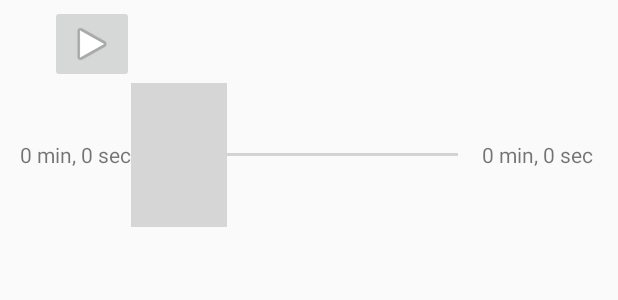
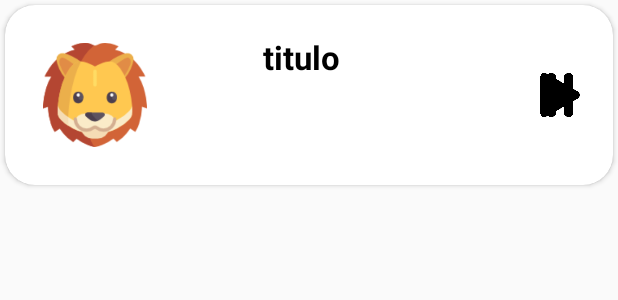
Before and after one commit to urielCirilo/ADormirBebe, an Android app: the layout audio_item.xml on its own in the app's theme, with its tools: preview values and no code run, on a phone screen of 412 x 824 dp. Shown: the top 300 px of the screen. Run offline under Robolectric (Android 15) with nearby library versions, the phone set to English and light mode, and no system bars.

Commit message:
Resolucion de error en play button

```diff
--- a/app/build.gradle
+++ b/app/build.gradle
@@ -55,6 +55,10 @@ dependencies {
     implementation 'androidx.navigation:navigation-ui-ktx:2.3.3'
 
 
+    implementation 'com.xwray:groupie:2.0.3'
+    implementation 'com.google.android.exoplayer:exoplayer:2.9.6'
+    implementation 'com.intuit.sdp:sdp-android:1.0.6'
+
 
 
 }
--- a/app/src/main/res/layout/audio_item.xml
+++ b/app/src/main/res/layout/audio_item.xml
@@ -1,36 +1,73 @@
 <?xml version="1.0" encoding="utf-8"?>
-<LinearLayout xmlns:android="http://schemas.android.com/apk/res/android"
+<androidx.cardview.widget.CardView xmlns:android="http://schemas.android.com/apk/res/android"
+    xmlns:app="http://schemas.android.com/apk/res-auto"
     android:orientation="vertical"
     android:layout_margin="@dimen/_3sdp"
     android:layout_width="match_parent"
     android:layout_height="wrap_content"
+    app:cardCornerRadius="20dp"
     android:paddingLeft="10dp"
     android:paddingRight="10dp">
 
 
-    <LinearLayout
+    <RelativeLayout
         android:layout_width="match_parent"
-        android:layout_height="wrap_content">
+        android:layout_height="wrap_content"
+        >
 
-        <ImageButton
-            android:id="@+id/btnPlay"
+        <ImageView
+            android:id="@+id/image"
+            android:layout_width="80dp"
+            android:layout_marginHorizontal="20dp"
+            android:layout_height="120dp"
+            android:padding="5dp"
+            android:scaleType="centerInside"
+            android:src="@drawable/leon" />
+
+        <TextView
+            android:id="@+id/title"
             android:layout_width="wrap_content"
             android:layout_height="wrap_content"
-            android:layout_marginStart="20dp"
-            android:src="@android:drawable/ic_media_play"/>
+            android:layout_below="@id/image"
+            android:layout_alignParentStart="true"
+            android:layout_gravity="bottom|center"
+            android:layout_marginHorizontal="20dp"
+            android:layout_marginStart="172dp"
+            android:layout_marginTop="-100dp"
+            android:layout_marginBottom="10dp"
+            android:gravity="center"
+            android:text="titulo"
+            android:textColor="@color/black"
+            android:textSize="22sp"
+            android:textStyle="bold" />
 
-        <ImageButton
-            android:visibility="gone"
-            android:id="@+id/btnPause"
-            android:layout_width="wrap_content"
-            android:layout_height="wrap_content"
-            android:layout_marginStart="20dp"
-            android:src="@android:drawable/ic_media_pause"/>
+        <ImageView
+            android:id="@+id/btnPlay"
+            android:layout_width="40dp"
+            android:layout_height="120dp"
+            android:layout_alignParentEnd="true"
+            android:layout_marginEnd="15dp"
+            android:padding="5dp"
+            android:scaleType="centerInside"
+            android:src="@drawable/playbutton" />
 
 
-    </LinearLayout>
+        <ImageView
+            android:id="@+id/btnPause"
+            android:layout_width="40dp"
+            android:layout_height="120dp"
+            android:layout_alignParentEnd="true"
+            android:layout_marginStart="20dp"
+            android:layout_marginEnd="15dp"
+            android:padding="5dp"
+            android:scaleType="centerInside"
+            android:src="@drawable/pause_button" />
+
+
+    </RelativeLayout>
     <LinearLayout
         android:gravity="center_vertical"
+        android:visibility="gone"
         android:id="@+id/xyz"
         android:layout_width="match_parent" android:layout_height="wrap_content">
 
@@ -54,4 +91,4 @@
 
     </LinearLayout>
 
-</LinearLayout>
+</androidx.cardview.widget.CardView>
```
Also changed, not shown: app/src/main/java/com/maderpino/babysleep/Adapters/SoundAdapter.kt (+9 -13 lines), app/src/main/java/com/maderpino/babysleep/fragments/SoundsFragment.kt (+36 -24 lines).
